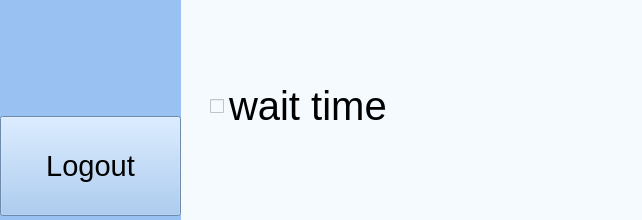
The window that RobotSystemHub/UserGui/user.ui (addinedu-ros-6th/ros-repo-5) describes before a commit, drawn with Qt 5.
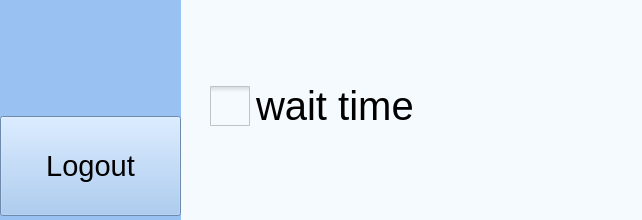
The same window after the commit. Icons and pictures are not drawn.

The edit to the form file:
```diff
--- a/RobotSystemHub/UserGui/user.ui
+++ b/RobotSystemHub/UserGui/user.ui
@@ -157,6 +157,12 @@
       <pointsize>30</pointsize>
      </font>
     </property>
+    <property name="styleSheet">
+     <string notr="true">QCheckBox::indicator {
+		width: 40px;
+		height: 40px;
+}</string>
+    </property>
     <property name="text">
      <string>wait time</string>
     </property>
```
